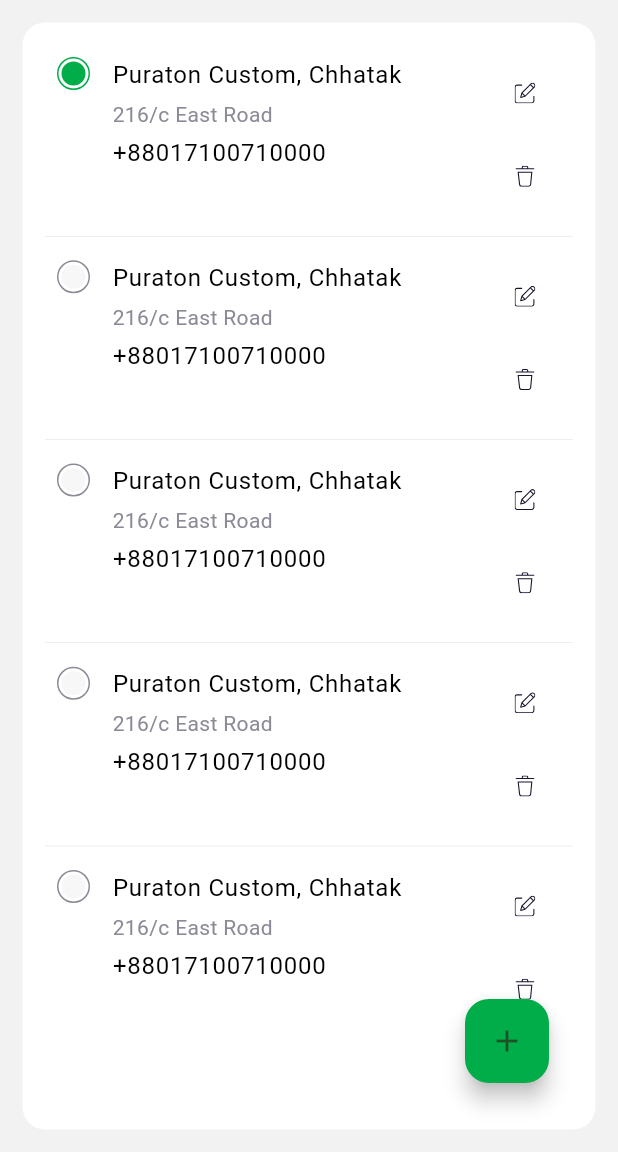
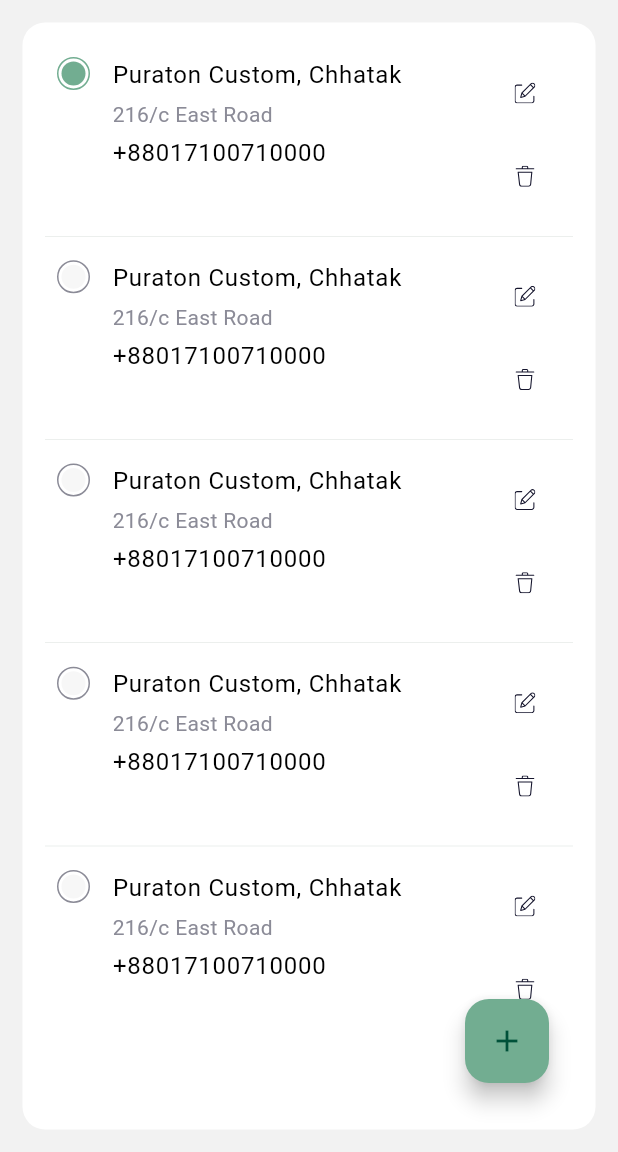
Before and after one commit to LIXINGCHEN-CPP/new_ass, a Flutter app: the AddressPage screen opened by its route, on a phone screen of 412 x 824 dp, the part 84-1236 px from its top. Run offline on Flutter 3.47's test engine with Material 3 defaults, Android fonts, the phone set to English and light mode, and no system bars; our stand-ins replace cached_network_image, flutter_credit_card, flutter_svg, form_field_validator; network calls fail; Roboto replaces fonts that are missing (Gilroy).

Commit message:
Change Color

```diff
--- a/lib/core/constants/app_colors.dart
+++ b/lib/core/constants/app_colors.dart
@@ -3,7 +3,7 @@ import 'package:flutter/material.dart';
 class AppColors {
   /* <----------- Colors ------------> */
   /// Primary Color of this App
-  static const Color primary = Color(0xFF00AD48);
+  static const Color primary = Color(0xFF72ad91);
 
   // Others Color
   static const Color scaffoldBackground = Color(0xFFFFFFFF);
```
